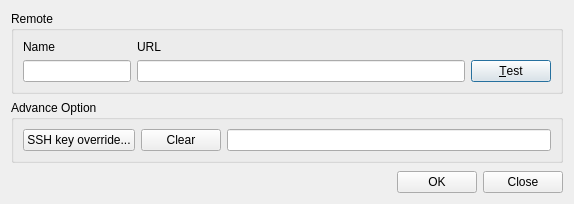
The window that src/EditRemoteDialog.ui (soramimi/Guitar) describes before a commit, drawn with Qt 5.
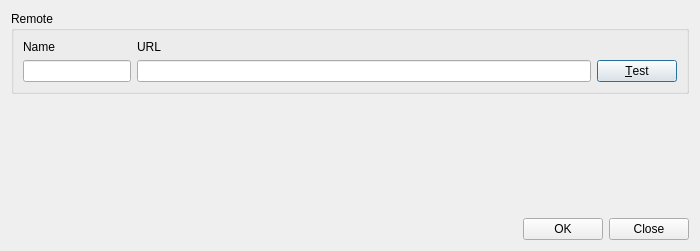
The same window after the commit. Custom widgets are drawn as their Qt base class.

What changed in the file:
```diff
--- a/src/EditRemoteDialog.ui
+++ b/src/EditRemoteDialog.ui
@@ -6,8 +6,8 @@
    <rect>
     <x>0</x>
     <y>0</y>
-    <width>574</width>
-    <height>204</height>
+    <width>700</width>
+    <height>251</height>
    </rect>
   </property>
   <property name="windowTitle">
@@ -61,29 +61,13 @@
     </widget>
    </item>
    <item>
-    <widget class="QGroupBox" name="groupBox_2">
-     <property name="title">
-      <string>Advance Option</string>
+    <widget class="RemoteAdvancedOptionWidget" name="advanced_option" native="true">
+     <property name="minimumSize">
+      <size>
+       <width>0</width>
+       <height>78</height>
+      </size>
      </property>
-     <layout class="QHBoxLayout" name="horizontalLayout_2">
-      <item>
-       <widget class="QPushButton" name="pushButton_override_ssh_key">
-        <property name="text">
-         <string>SSH key override...</string>
-        </property>
-       </widget>
-      </item>
-      <item>
-       <widget class="QPushButton" name="pushButton_clear_ssh_key">
-        <property name="text">
-         <string>Clear</string>
-        </property>
-       </widget>
-      </item>
-      <item>
-       <widget class="QLineEdit" name="lineEdit_ssh_key"/>
-      </item>
-     </layout>
     </widget>
    </item>
    <item>
@@ -138,6 +122,12 @@
    <extends>QLineEdit</extends>
    <header>RepositoryLineEdit.h</header>
   </customwidget>
+  <customwidget>
+   <class>RemoteAdvancedOptionWidget</class>
+   <extends>QWidget</extends>
+   <header>RemoteAdvancedOptionWidget.h</header>
+   <container>1</container>
+  </customwidget>
  </customwidgets>
  <tabstops>
   <tabstop>lineEdit_name</tabstop>
```
